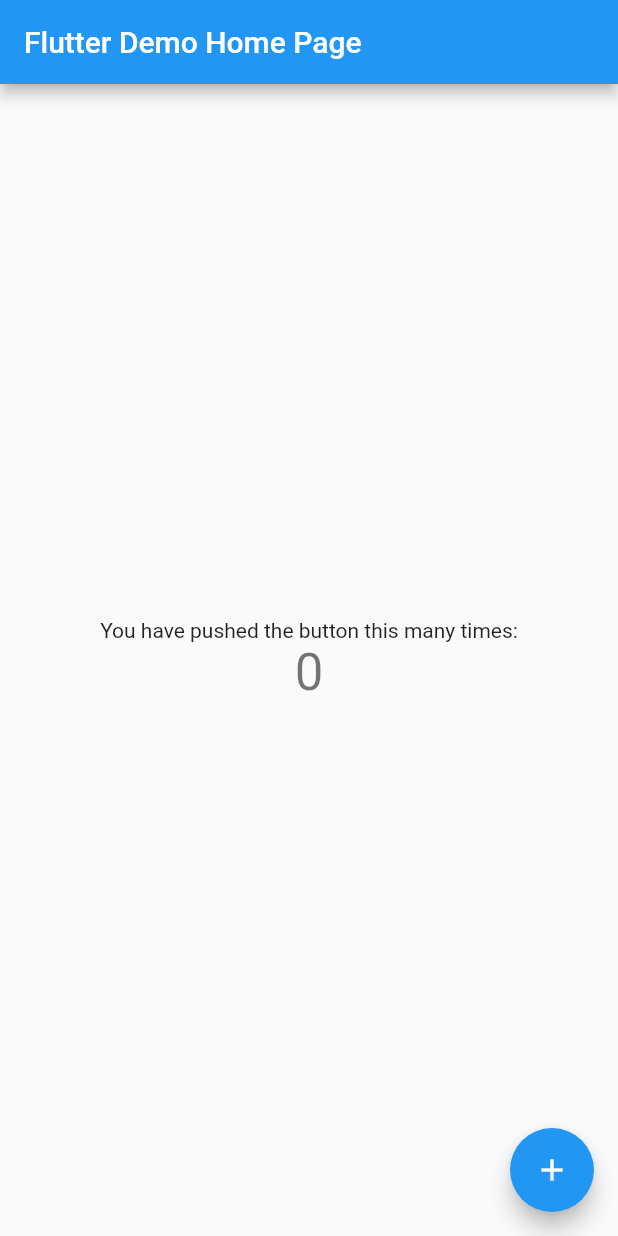
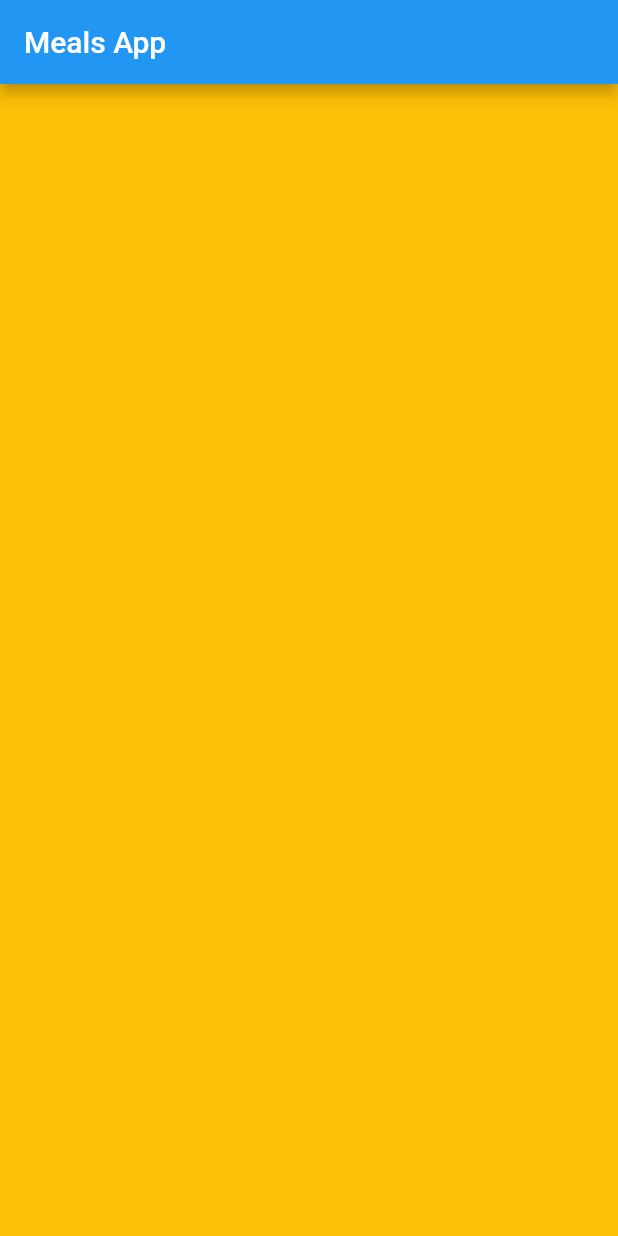
Before and after one commit to cosmasnyairo/meals_app, a Flutter app: the screen it shows after launch, on a phone screen of 412 x 824 dp. Run offline on Flutter 3.47's test engine with Material 2 defaults, Android fonts, the phone set to English and light mode, and no system bars.

Commit message:
Initial Commit

```diff
--- a/lib/main.dart
+++ b/lib/main.dart
@@ -7,35 +7,17 @@ class MyApp extends StatelessWidget {
   @override
   Widget build(BuildContext context) {
     return MaterialApp(
-      title: 'Flutter Demo',
+      title: 'Meals',
       theme: ThemeData(
-        // This is the theme of your application.
-        //
-        // Try running your application with "flutter run". You'll see the
-        // application has a blue toolbar. Then, without quitting the app, try
-        // changing the primarySwatch below to Colors.green and then invoke
-        // "hot reload" (press "r" in the console where you ran "flutter run",
-        // or simply save your changes to "hot reload" in a Flutter IDE).
-        // Notice that the counter didn't reset back to zero; the application
-        // is not restarted.
         primarySwatch: Colors.blue,
       ),
-      home: MyHomePage(title: 'Flutter Demo Home Page'),
+      home: MyHomePage(title: 'Meals App'),
     );
   }
 }
 
 class MyHomePage extends StatefulWidget {
   MyHomePage({Key key, this.title}) : super(key: key);
-
-  // This widget is the home page of your application. It is stateful, meaning
-  // that it has a State object (defined below) that contains fields that affect
-  // how it looks.
-
-  // This class is the configuration for the state. It holds the values (in this
-  // case the title) provided by the parent (in this case the App widget) and
-  // used by the build method of the State. Fields in a Widget subclass are
-  // always marked "final".
 
   final String title;
 
@@ -44,68 +26,17 @@ class MyHomePage extends StatefulWidget {
 }
 
 class _MyHomePageState extends State<MyHomePage> {
-  int _counter = 0;
-
-  void _incrementCounter() {
-    setState(() {
-      // This call to setState tells the Flutter framework that something has
-      // changed in this State, which causes it to rerun the build method below
-      // so that the display can reflect the updated values. If we changed
-      // _counter without calling setState(), then the build method would not be
-      // called again, and so nothing would appear to happen.
-      _counter++;
-    });
-  }
-
   @override
   Widget build(BuildContext context) {
-    // This method is rerun every time setState is called, for instance as done
-    // by the _incrementCounter method above.
-    //
-    // The Flutter framework has been optimized to make rerunning build methods
-    // fast, so that you can just rebuild anything that needs updating rather
-    // than having to individually change instances of widgets.
     return Scaffold(
       appBar: AppBar(
-        // Here we take the value from the MyHomePage object that was created by
-        // the App.build method, and use it to set our appbar title.
         title: Text(widget.title),
       ),
       body: Center(
-        // Center is a layout widget. It takes a single child and positions it
-        // in the middle of the parent.
-        child: Column(
-          // Column is also a layout widget. It takes a list of children and
-          // arranges them vertically. By default, it sizes itself to fit its
-          // children horizontally, and tries to be as tall as its parent.
-          //
-          // Invoke "debug painting" (press "p" in the console, choose the
-          // "Toggle Debug Paint" action from the Flutter Inspector in Android
-          // Studio, or the "Toggle Debug Paint" command in Visual Studio Code)
-          // to see the wireframe for each widget.
-          //
-          // Column has various properties to control how it sizes itself and
-          // how it positions its children. Here we use mainAxisAlignment to
-          // center the children vertically; the main axis here is the vertical
-          // axis because Columns are vertical (the cross axis would be
-          // horizontal).
-          mainAxisAlignment: MainAxisAlignment.center,
-          children: <Widget>[
-            Text(
-              'You have pushed the button this many times:',
-            ),
-            Text(
-              '$_counter',
-              style: Theme.of(context).textTheme.display1,
-            ),
-          ],
+        child: Container(
+          color: Colors.amber,
         ),
       ),
-      floatingActionButton: FloatingActionButton(
-        onPressed: _incrementCounter,
-        tooltip: 'Increment',
-        child: Icon(Icons.add),
-      ), // This trailing comma makes auto-formatting nicer for build methods.
     );
   }
 }
```
